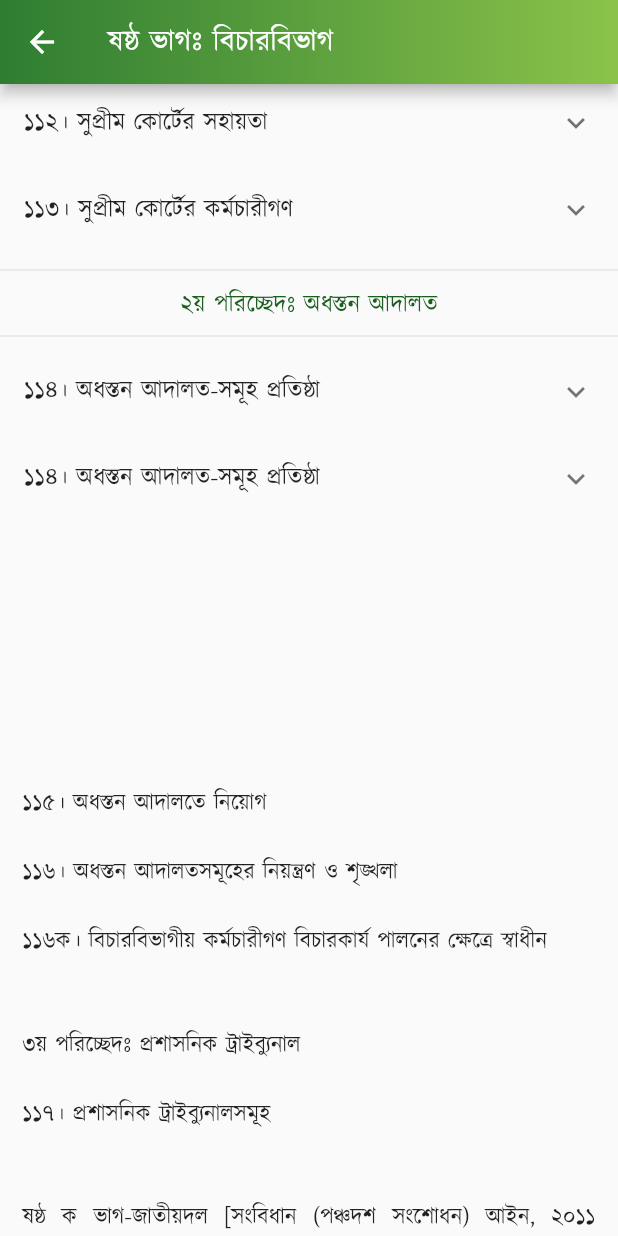
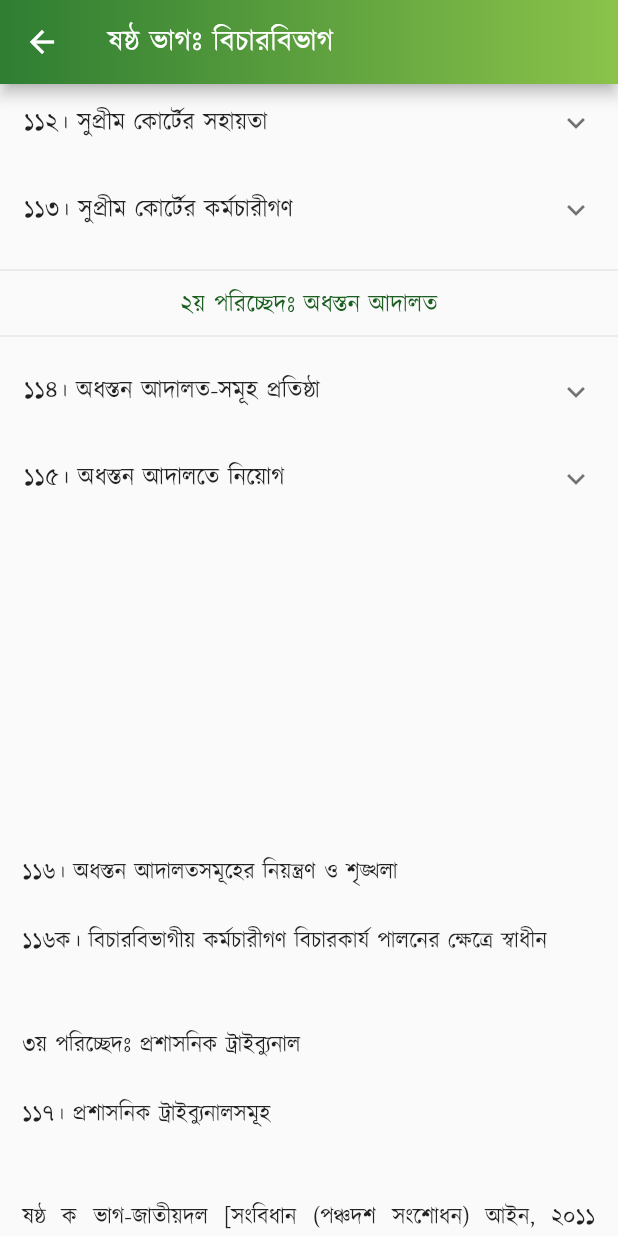
Before and after one commit to Azimul-Haque/flutter-onesignal, a Flutter app: the PartSix screen opened directly, scrolled down 1152 dp, on a phone screen of 412 x 824 dp. Run offline on Flutter 3.47's test engine with Material 2 defaults, Android fonts, the phone set to English and light mode, and no system bars; our stand-ins replace fluttertoast, package_info_plus, percent_indicator, shared_preferences, sqflite; missing offline and left inert: blinking_text, flutter_share, onesignal_flutter, slide_popup_dialog; accounts and stored records are empty; network calls fail.

Commit message:
Commit Fri 04/29/2022 14:23:21.21 18494

```diff
--- a/lib/pages/constitution/part6.dart
+++ b/lib/pages/constitution/part6.dart
@@ -358,7 +358,7 @@ class PartSix extends StatelessWidget {
             ],
           ),
           ExpansionTile(
-            title: Text('১১৪। অধস্তন আদালত-সমূহ প্রতিষ্ঠা'),
+            title: Text('১১৫। অধস্তন আদালতে নিয়োগ'),
             children: <Widget>[
               ListTile(
                   title: Text(
@@ -371,7 +371,7 @@ class PartSix extends StatelessWidget {
             padding: EdgeInsets.all(15),
             child: Column(children: <Widget>[
               Text(
-                "\n\n\n \n\n \n\n১১৫। অধস্তন আদালতে নিয়োগ \n\n১১৬। অধস্তন আদালতসমূহের নিয়ন্ত্রণ ও শৃঙ্খলা \n\n১১৬ক। বিচারবিভাগীয় কর্মচারীগণ বিচারকার্য পালনের ক্ষেত্রে স্বাধীন \n\n\n৩য় পরিচ্ছেদঃ প্রশাসনিক ট্রাইব্যুনাল \n\n১১৭। প্রশাসনিক ট্রাইব্যুনালসমূহ \n\n\nষষ্ঠ ক ভাগ-জাতীয়দল [সংবিধান (পঞ্চদশ সংশোধন) আইন, ২০১১ (২০১১ সনের ১৪ নং আইন)-এর ৪১ ধারাবলে বিলুপ্ত।]",
+                "\n\n\n \n\n \n\n \n\n১১৬। অধস্তন আদালতসমূহের নিয়ন্ত্রণ ও শৃঙ্খলা \n\n১১৬ক। বিচারবিভাগীয় কর্মচারীগণ বিচারকার্য পালনের ক্ষেত্রে স্বাধীন \n\n\n৩য় পরিচ্ছেদঃ প্রশাসনিক ট্রাইব্যুনাল \n\n১১৭। প্রশাসনিক ট্রাইব্যুনালসমূহ \n\n\nষষ্ঠ ক ভাগ-জাতীয়দল [সংবিধান (পঞ্চদশ সংশোধন) আইন, ২০১১ (২০১১ সনের ১৪ নং আইন)-এর ৪১ ধারাবলে বিলুপ্ত।]",
                 style:
                     TextStyle(color: Colors.black87, fontSize: 15, height: 1.5),
                 textAlign: TextAlign.justify,
```
